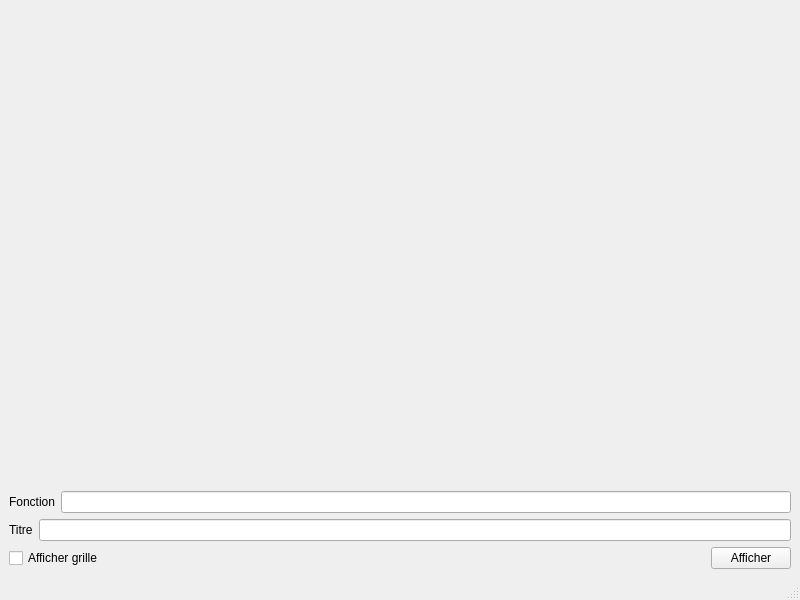
Old version of the form formatif_5/ui/formatif5.ui in the repository irisDelorme-ecole/session_3_misc.
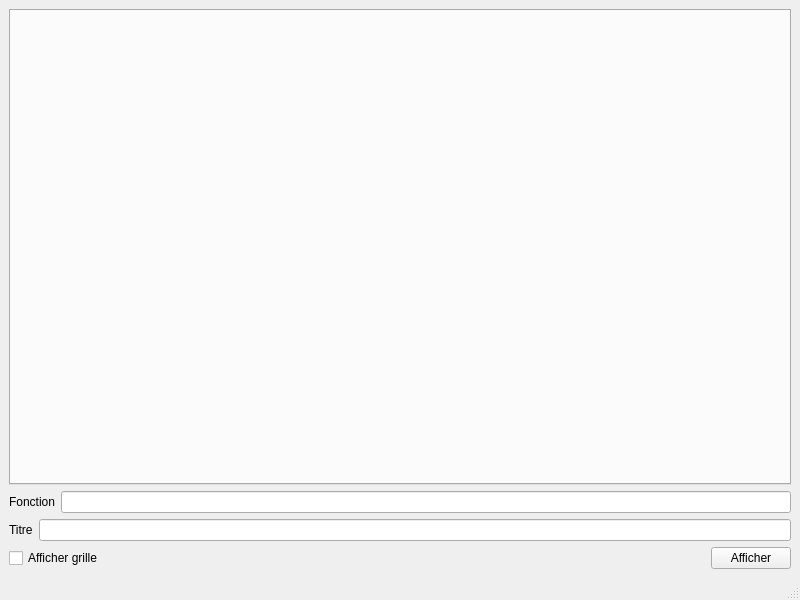
New version of the form.

The edit to the form file:
```diff
--- a/formatif_5/ui/formatif5.ui
+++ b/formatif_5/ui/formatif5.ui
@@ -14,9 +14,13 @@
    <string>MainWindow</string>
   </property>
   <widget class="QWidget" name="centralwidget">
-   <layout class="QVBoxLayout" name="verticalLayout" stretch="1,0,0,0">
+   <layout class="QVBoxLayout" name="verticalLayout" stretch="0,0,0,0">
     <item>
-     <widget class="QWidget" name="plotWidget" native="true"/>
+     <widget class="QTabWidget" name="tabWidget">
+      <property name="currentIndex">
+       <number>-1</number>
+      </property>
+     </widget>
     </item>
     <item>
      <layout class="QHBoxLayout" name="horizontalLayout">
```
Left out of the diff: 10 changed lines with no effect on the pictures.
